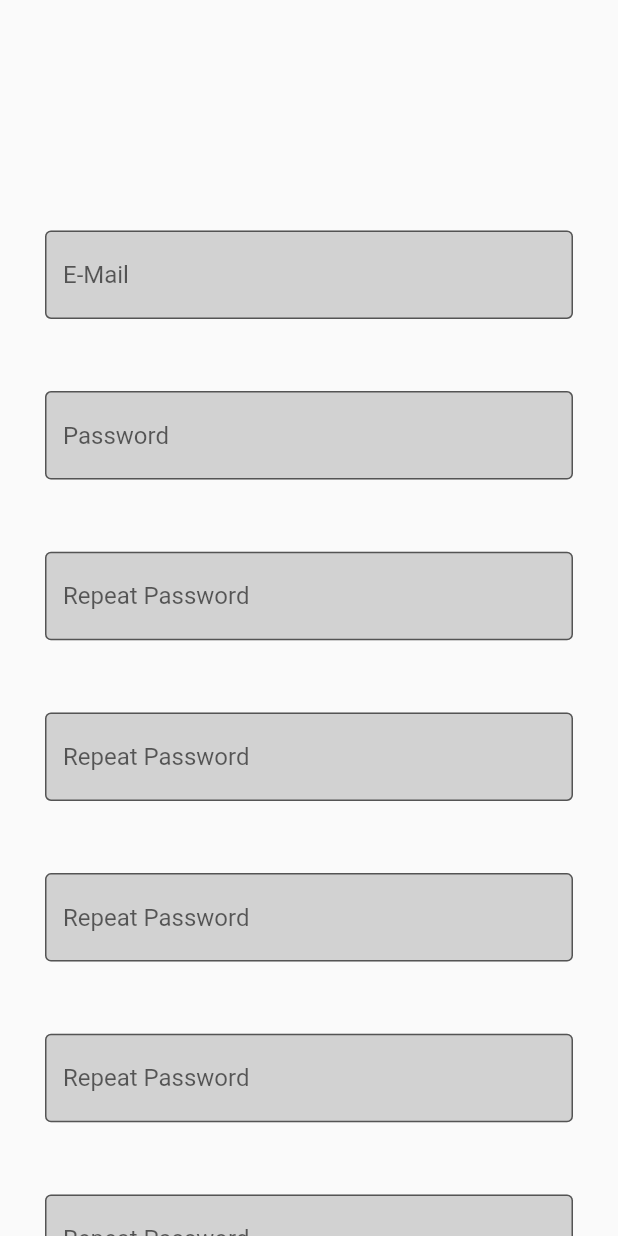
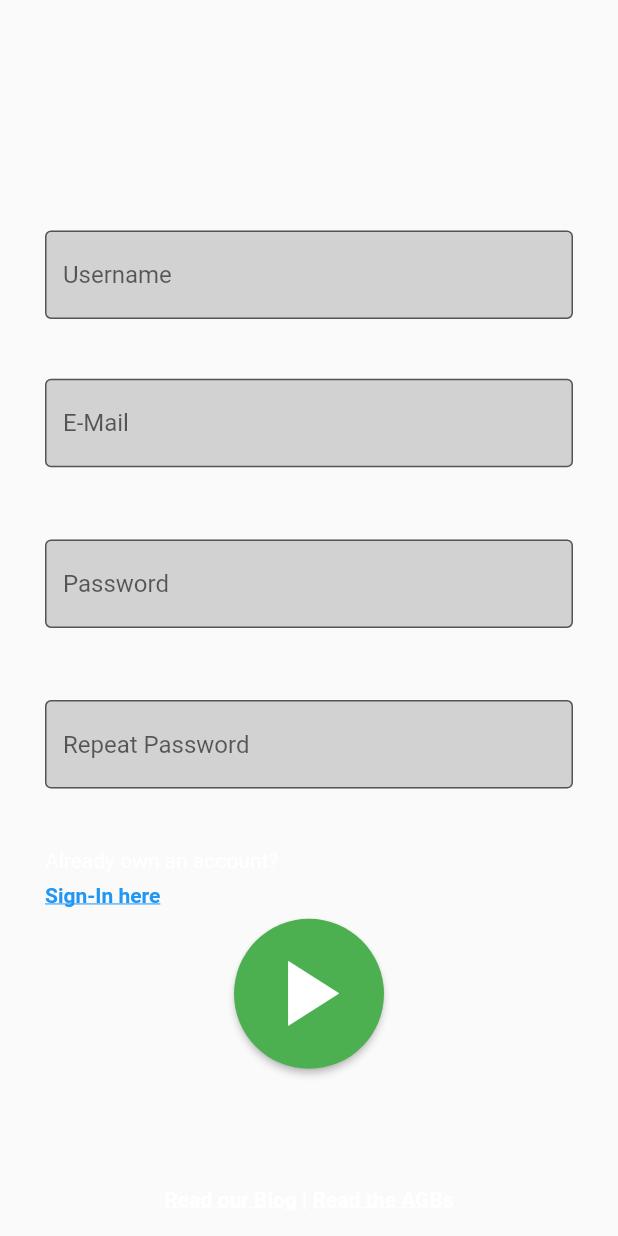
Before and after one commit to Fridgify/Fridgify_Frontend, a Flutter app: the RegisterForm widget shown alone on an empty page, opened directly, on a phone screen of 412 x 824 dp. Run offline on Flutter 3.47's test engine with Material 2 defaults, Android fonts, the light colour scheme and no system bars; our stand-ins replace flutter_cache_manager, logger.

Commit message:
Created registration

```diff
--- a/fridgify/lib/model/auth.model.dart
+++ b/fridgify/lib/model/auth.model.dart
@@ -19,20 +19,20 @@ class AuthModel {
         headers: {"Content-Type": "application/json"},
         body: jsonEncode({"username": user, "password": password}),
         encoding: utf8);
-    Config.logger.i('Fetching Client token: $response');
+    Config.logger.i('Fetching Client token: ${response.body}');
     if(response.statusCode == 200)
       return jsonDecode(response.body)["token"];
     throw new FailedToFetchClientTokenException();
   }
 
-  Future<String> fetchClientTokenRegister(String user, String password, String email, String name, String surname, String date) async {
+  Future<bool> fetchRegister(String user, String password, String email, String name, String surname, String date) async {
     var response = await post(Config.API + Config.REGISTER,
         headers: {"Content-Type": "application/json"},
-        body: jsonEncode({"username": user, "password": password, "email": email,
-          "name": name, "surname": surname, "birthdate": date}), encoding: utf8);
+        body: jsonEncode({"username": user, "password": password,
+          "name": name, "surname": surname, "email": email, "birthdate": date}), encoding: utf8);
     Config.logger.i('Fetching Client token: ${response.body}');
     if(response.statusCode == 201)
-      return jsonDecode(response.body)["token"];
+      return true;
     throw new FailedToFetchClientTokenException();
   }
 
--- a/fridgify/lib/view/widgets/forms/login_form_widget.dart
+++ b/fridgify/lib/view/widgets/forms/login_form_widget.dart
@@ -38,8 +38,6 @@ class LoginFormState extends State<LoginForm> {
 
   @override
   Widget build(BuildContext context) {
-    _textInputControllerPass.text = "password";
-    _textInputControllerMail.text = "dummy_name";
     final Size _size = MediaQuery.of(context).size;
     // Build a Form widget using the _formKey created above.
     return Container(
@@ -142,8 +140,8 @@ class LoginFormState extends State<LoginForm> {
                 padding: EdgeInsets.fromLTRB(0, _size.height * 0.09, 0, 0),
                 child: Center(
                   child: SizedBox(
-                    width: _size.width * 0.22,
-                    height: _size.height * 0.13,
+                    width: 100,
+                    height: 100,
                     child: RaisedButton(
                       onPressed: () async {
                         // Validate returns true if the form is valid, or false
--- a/fridgify/lib/view/widgets/forms/register_form_widget.dart
+++ b/fridgify/lib/view/widgets/forms/register_form_widget.dart
@@ -25,16 +25,19 @@ class RegisterFormState extends State<RegisterForm> {
   // Note: This is a GlobalKey<FormState>,
   // not a GlobalKey<MyCustomFormState>.
   final _formKey = GlobalKey<FormState>();
+  final FocusNode _zeroInputFocusNode = new FocusNode();
   final FocusNode _firstInputFocusNode = new FocusNode();
   final FocusNode _secondInputFocusNode = new FocusNode();
   var mail = "";
   var password = "";
+  var username = "";
+  TextEditingController _textInputControllerMail = TextEditingController();
+  TextEditingController _textInputControllerPass = TextEditingController();
+  TextEditingController _textInputControllerUser = TextEditingController();
 
   @override
   Widget build(BuildContext context) {
     final Size _size = MediaQuery.of(context).size;
-    TextEditingController _textInputControllerMail = TextEditingController();
-    TextEditingController _textInputControllerPass = TextEditingController();
     // Build a Form widget using the _formKey created above.
     return Container(
         padding: EdgeInsets.fromLTRB(30, 30, 30, 0),
@@ -46,6 +49,26 @@ class RegisterFormState extends State<RegisterForm> {
             children: <Widget>[
               Padding(
                   padding: EdgeInsets.fromLTRB(0, _size.height*0.15, 0, 0)
+              ),
+              SizedBox(
+                height: _size.height * 0.12,
+                child:
+                TextFormField(
+                  onEditingComplete: () => FocusScope.of(context).requestFocus(_zeroInputFocusNode),
+                  onFieldSubmitted: (text) => username = text,
+                  decoration: InputDecoration(
+                      hintText: 'Username',
+                      filled: true,
+                      border: OutlineInputBorder(),
+                      fillColor: Color.fromARGB(255, 210, 210, 210)
+                  ),
+                  controller: _textInputControllerUser,
+                  validator: (value) {
+                    return Validator.validateMail(value);
+                  },
+                  key: new Key('username'),
+                  keyboardType: TextInputType.text,
+                ),
               ),
               SizedBox(
                 height: _size.height * 0.12,
@@ -65,6 +88,7 @@ class RegisterFormState extends State<RegisterForm> {
                   },
                   key: new Key('emailfield'),
                   keyboardType: TextInputType.emailAddress,
+                  focusNode: _zeroInputFocusNode,
                 ),
               ),
               Padding(
@@ -81,7 +105,7 @@ class RegisterFormState extends State<RegisterForm> {
                       border: OutlineInputBorder(),
                       fillColor: Color.fromARGB(255, 210, 210, 210)
                   ),
-                  controller: _textInputControllerMail,
+                  controller: _textInputControllerPass,
                   validator: (value) {
                     return Validator.validatePassword(value);
 
@@ -94,114 +118,6 @@ class RegisterFormState extends State<RegisterForm> {
                 ),
               ),
               Padding(
-                padding: EdgeInsets.fromLTRB(0, _size.height*.01, 0, 0),
-              ),
-              SizedBox(
-                height: _size.height * 0.12,
-                child: TextFormField(
-                  decoration: InputDecoration(
-                      hintText: 'Repeat Password',
-                      filled: true,
-                      border: OutlineInputBorder(),
-                      fillColor: Color.fromARGB(255, 210, 210, 210)
-                  ),
-                  validator: (value) {
-                    if (value.isEmpty) {
-                      return 'Please repeat the password';
-                    }
-                    else if (value != _textInputControllerPass.text) {
-                      return 'Passwords do not match';
-                    }
-                    return null;
-                  },
-
-                  obscureText: true,
-                  key: new Key('rep_passfield'),
-                  keyboardType: TextInputType.visiblePassword,
-                  focusNode: _secondInputFocusNode,
-                ),
-              ),              Padding(
-                padding: EdgeInsets.fromLTRB(0, _size.height*.01, 0, 0),
-              ),
-              SizedBox(
-                height: _size.height * 0.12,
-                child: TextFormField(
-                  decoration: InputDecoration(
-                      hintText: 'Repeat Password',
-                      filled: true,
-                      border: OutlineInputBorder(),
-                      fillColor: Color.fromARGB(255, 210, 210, 210)
-                  ),
-                  validator: (value) {
-                    if (value.isEmpty) {
-                      return 'Please repeat the password';
-                    }
-                    else if (value != _textInputControllerPass.text) {
-                      return 'Passwords do not match';
-                    }
-                    return null;
-                  },
-
-                  obscureText: true,
-                  key: new Key('rep_passfield'),
-                  keyboardType: TextInputType.visiblePassword,
-                  focusNode: _secondInputFocusNode,
-                ),
-              ),              Padding(
-                padding: EdgeInsets.fromLTRB(0, _size.height*.01, 0, 0),
-              ),
-              SizedBox(
-                height: _size.height * 0.12,
-                child: TextFormField(
-                  decoration: InputDecoration(
-                      hintText: 'Repeat Password',
-                      filled: true,
-                      border: OutlineInputBorder(),
-                      fillColor: Color.fromARGB(255, 210, 210, 210)
-                  ),
-                  validator: (value) {
-                    if (value.isEmpty) {
-                      return 'Please repeat the password';
-                    }
-                    else if (value != _textInputControllerPass.text) {
-                      return 'Passwords do not match';
-                    }
-                    return null;
-                  },
-
-                  obscureText: true,
-                  key: new Key('rep_passfield'),
-                  keyboardType: TextInputType.visiblePassword,
-                  focusNode: _secondInputFocusNode,
-                ),
-              ),              Padding(
-                padding: EdgeInsets.fromLTRB(0, _size.height*.01, 0, 0),
-              ),
-              SizedBox(
-                height: _size.height * 0.12,
-                child: TextFormField(
-                  decoration: InputDecoration(
-                      hintText: 'Repeat Password',
-                      filled: true,
-                      border: OutlineInputBorder(),
-                      fillColor: Color.fromARGB(255, 210, 210, 210)
-                  ),
-                  validator: (value) {
-                    if (value.isEmpty) {
-                      return 'Please repeat the password';
-                    }
-                    else if (value != _textInputControllerPass.text) {
-                      return 'Passwords do not match';
-                    }
-                    return null;
-                  },
-
-                  obscureText: true,
-                  key: new Key('rep_passfield'),
-                  keyboardType: TextInputType.visiblePassword,
-                  focusNode: _secondInputFocusNode,
-                ),
-              ),              Padding(
                 padding: EdgeInsets.fromLTRB(0, _size.height*.01, 0, 0),
               ),
               SizedBox(
@@ -255,16 +171,16 @@ class RegisterFormState extends State<RegisterForm> {
                 ),
               ),
               Padding(
-                padding: EdgeInsets.fromLTRB(0, _size.height * 0.105, 0, 0),
+                padding: EdgeInsets.fromLTRB(0, 0.1, 0, 0),
                 child: Center(
                   child: SizedBox(
-                    width: _size.width * 0.22,
-                    height: _size.height * 0.13,
+                    width: 100,
+                    height: 100,
                     child: RaisedButton(
                       onPressed: () async {
                         // Validate returns true if the form is valid, or false
                         if (_formKey.currentState.validate()) {
-                          Auth auth = new Auth(_textInputControllerMail.text, _textInputControllerPass.text);
+                          Auth auth = new Auth.withRegister(_textInputControllerUser.text, _textInputControllerPass.text, _textInputControllerMail.text, "dummy", "dummy", "1990-01-01");
                           if(await auth.register()) Navigator.pushReplacement(context, MaterialPageRoute(builder: (context) => Overview()));
                         }
                       },
```
Also changed, not shown: fridgify/lib/controller/auth.controller.dart (+5 -6 lines).
